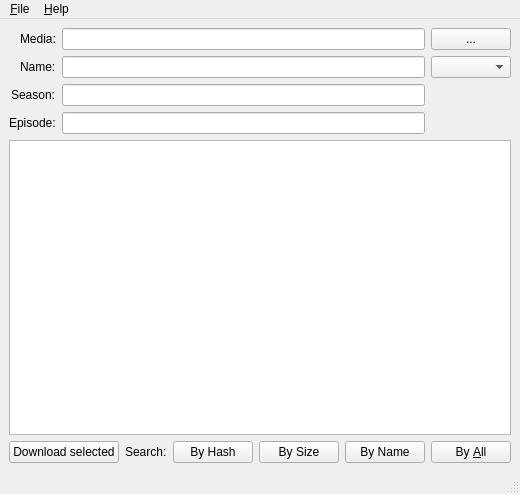
Before: the Qt Designer form src/mainwindow.ui in vaurelios/QSubber, drawn with Qt 5.
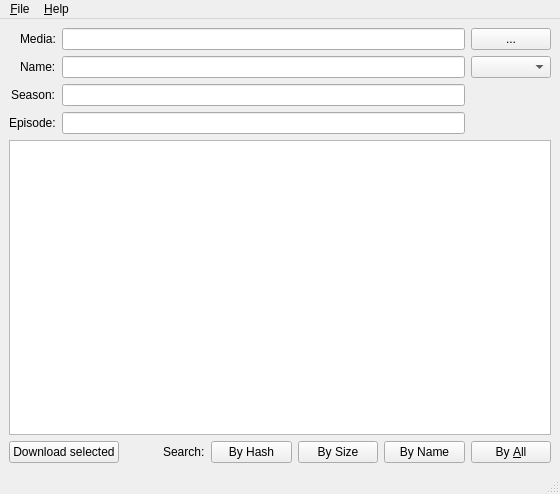
After: the same form once the commit is applied.

Commit message: fix tab order

What changed in the file:
```diff
--- a/src/mainwindow.ui
+++ b/src/mainwindow.ui
@@ -6,7 +6,7 @@
    <rect>
     <x>0</x>
     <y>0</y>
-    <width>516</width>
+    <width>560</width>
     <height>494</height>
    </rect>
   </property>
@@ -125,8 +125,8 @@
     <rect>
      <x>0</x>
      <y>0</y>
-     <width>516</width>
-     <height>27</height>
+     <width>560</width>
+     <height>23</height>
     </rect>
    </property>
    <widget class="QMenu" name="menu_File">
```
Left out of the diff: 14 changed lines with no effect on the pictures.
